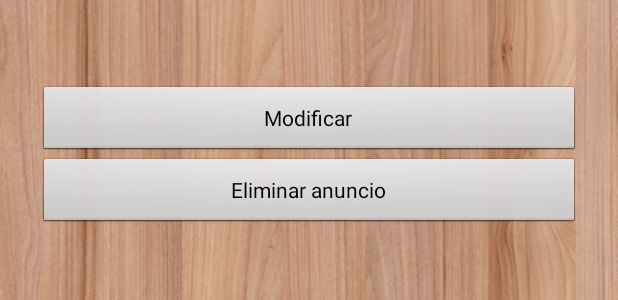
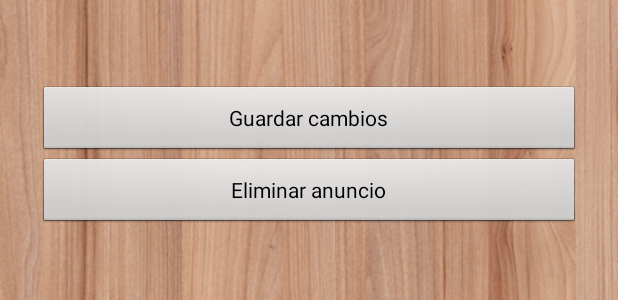
Before and after one commit to pedritovaldes/ofertapp, an Android app: the layout detalle_anuncio.xml on its own in the app's theme, with its tools: preview values and no code run, on a phone screen of 412 x 824 dp. Shown: the part 662-962 px from the top of the screen. Run offline under Robolectric (Android 15) with nearby library versions, the light colour scheme and no system bars.

Commit message:
Nombre del botón de pantalla "detalle de anuncio" cambiado.

```diff
--- a/app/src/main/res/values/strings.xml
+++ b/app/src/main/res/values/strings.xml
@@ -42,7 +42,7 @@
     <string name="tituloDetalleAnuncio">Detalle Anuncio</string>
     <string name="detalleTituloTexto">Título anuncio</string>
     <string name="detalleAnuncioBotonEliminar">Eliminar anuncio</string>
-    <string name="detalleAnuncioBotonModificar">Modificar</string>
+    <string name="detalleAnuncioBotonModificar">Guardar cambios</string>
     <string name="detalleSectorTexto">Sector profesional</string>
     <string name="detalleProvinciaTexto">Provincia</string>
     <string name="detallePrecio">Precio max</string>
```
